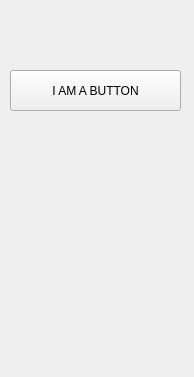
First picture: the form in tennisSimulator/forms/physicscontrols.ui, repository irisgallo/tennis-simulator, before the edit.
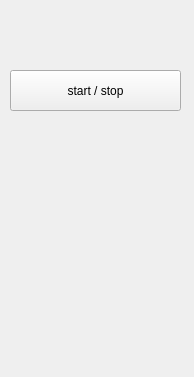
Second picture: the form after the edit.

Commit message: Add start stop button

Patch:
```diff
--- a/tennisSimulator/forms/physicscontrols.ui
+++ b/tennisSimulator/forms/physicscontrols.ui
@@ -23,7 +23,7 @@
     </rect>
    </property>
    <property name="text">
-    <string>I AM A BUTTON</string>
+    <string>start / stop</string>
    </property>
   </widget>
  </widget>
```
Left out of the diff: 2 changed lines with no effect on the pictures. The commit also changes 8 other files.
